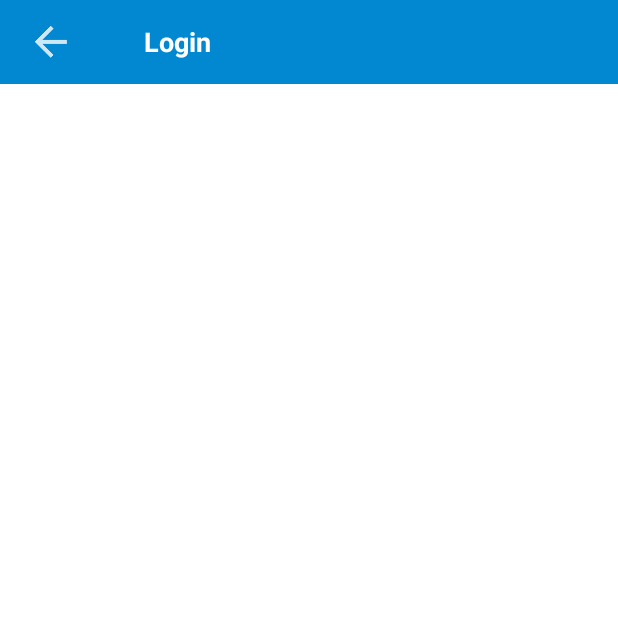
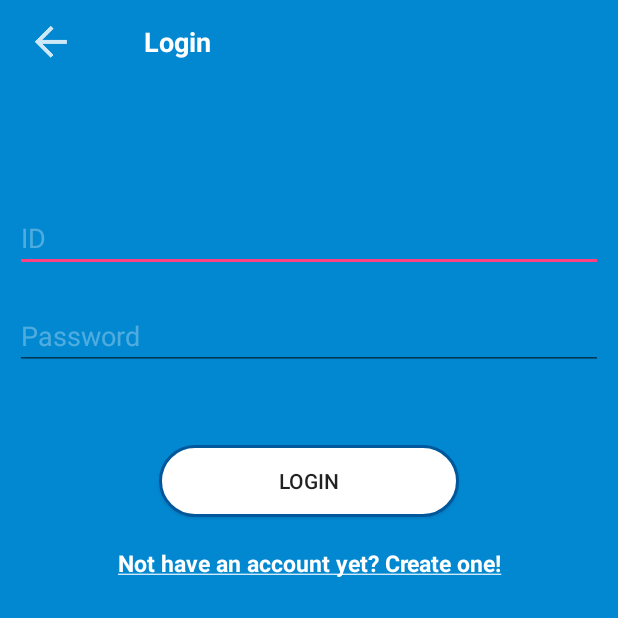
Before and after one commit to Kun112/PassKeeper, an Android app: the screen it shows after launch (LoginActivity), after a tap on "LOGIN BY ACCOUNT", on a phone screen of 412 x 824 dp, the top half of it. Run offline under Robolectric (Android 15) with nearby library versions, the phone set to English and light mode, and no system bars; our stand-ins replace ButterKnife.

Commit message:
add base login screen

```diff
--- a/app/src/main/java/com/anhquanha/passkeeper/view/fragment/BaseFragment.java
+++ b/app/src/main/java/com/anhquanha/passkeeper/view/fragment/BaseFragment.java
@@ -7,6 +7,7 @@ import android.support.annotation.Nullable;
 import android.view.LayoutInflater;
 import android.view.View;
 import android.view.ViewGroup;
+import android.widget.Toast;
 
 import com.anhquanha.passkeeper.util.DialogUtil;
 
@@ -51,5 +52,8 @@ public abstract class BaseFragment extends android.support.v4.app.Fragment {
         DialogUtil.hideProgressDialog();
     }
 
+    public void showToast(String mess){
+        Toast.makeText(context, mess, Toast.LENGTH_SHORT).show();
+    }
 
 }
--- a/app/src/main/java/com/anhquanha/passkeeper/view/fragment/LoginFragment.java
+++ b/app/src/main/java/com/anhquanha/passkeeper/view/fragment/LoginFragment.java
@@ -1,5 +1,8 @@
 package com.anhquanha.passkeeper.view.fragment;
 
+import android.support.annotation.BinderThread;
+import android.widget.Button;
+import android.widget.EditText;
 import android.widget.ImageView;
 import android.widget.TextView;
 
@@ -19,6 +22,17 @@ public class LoginFragment extends BaseFragment{
     ImageView backBtn;
     @BindView(R.id.fragmentNameTv)
     TextView fragmentNameTv;
+    @BindView(R.id.idUserTv)
+    EditText idTv;
+    @BindView(R.id.passwordTv)
+    EditText passwordTv;
+    @BindView(R.id.login_accept_btn)
+    Button loginBtn;
+    @BindView(R.id.create_account_tv)
+    TextView createAccountTv;
+
+    String id = "";
+    String password = "";
 
     public static LoginFragment newInstance() {
         return new LoginFragment();
@@ -36,6 +50,23 @@ public class LoginFragment extends BaseFragment{
             if(context instanceof LoginActivity)
                 ((LoginActivity) context).onBackPressed();
         });
+
+        loginBtn.setOnClickListener(v->{
+            id = idTv.getText().toString();
+            password = passwordTv.getText().toString();
+            if(id.equals("") || password.equals("")){
+                if(id.equals("")){
+                    idTv.setError(context.getResources().getString(R.string.blank_id_error));
+                }
+                if(password.equals("")){
+                    passwordTv.setError(context.getResources().getString(R.string.blank_pass_error));
+                }
+                return;
+            }
+            showToast("Login success!");
+
+        });
+
     }
 
     @Override
--- a/app/src/main/res/layout/login_fragment_layout.xml
+++ b/app/src/main/res/layout/login_fragment_layout.xml
@@ -2,10 +2,55 @@
 <LinearLayout
     xmlns:android="http://schemas.android.com/apk/res/android"
     android:layout_width="match_parent"
-    android:background="#fff"
+    android:orientation="vertical"
+    android:background="@color/colorPrimary"
     android:layout_height="match_parent">
 
     <include layout="@layout/toolbar_fragment_layout"/>
 
 
+    <EditText
+        android:id="@+id/idUserTv"
+        android:hint="@string/id_hint"
+        android:layout_marginTop="80dp"
+        android:layout_marginLeft="10dp"
+        android:maxLines="1"
+        android:textColorHint="#4DFFFFFF"
+        android:layout_marginRight="10dp"
+        android:textColor="#fff"
+        android:layout_width="match_parent"
+        android:layout_height="wrap_content" />
+    <requestFocus/>
+    <EditText
+        android:id="@+id/passwordTv"
+        android:hint="@string/password_hint"
+        android:layout_marginTop="20dp"
+        android:maxLines="1"
+        android:textColorHint="#4DFFFFFF"
+        android:inputType="textPassword"
+        android:layout_marginLeft="10dp"
+        android:layout_marginRight="10dp"
+        android:textColor="#fff"
+        android:layout_width="match_parent"
+        android:layout_height="wrap_content" />
+
+    <Button
+        android:id="@+id/login_accept_btn"
+        android:text="Login"
+        android:layout_marginTop="50dp"
+        android:layout_gravity="center_horizontal"
+        android:background="@drawable/login_button_background"
+        android:layout_width="200dp"
+        android:layout_height="wrap_content" />
+    <TextView
+        android:id="@+id/create_account_tv"
+        android:text="@string/create_new_account_text"
+        android:textSize="15sp"
+        android:textStyle="bold"
+        android:textColor="#fff"
+        android:gravity="center"
+        android:layout_marginTop="20dp"
+        android:layout_width="match_parent"
+        android:layout_height="wrap_content" />
+
 </LinearLayout>
--- a/app/src/main/res/values/strings.xml
+++ b/app/src/main/res/values/strings.xml
@@ -2,4 +2,10 @@
     <string name="app_name">PassKeeper</string>
     <string name="welcome_text">Welcome to PassKeeper</string>
     <string name="login">Login</string>
+    <string name="user_name_hint">User name</string>
+    <string name="id_hint">ID</string>
+    <string name="password_hint">Password</string>
+    <string name="create_new_account_text"><u>Not have an account yet? Create one!</u></string>
+    <string name="blank_id_error">The id field can not be blank.</string>
+    <string name="blank_pass_error">The password field can not be blank.</string>
 </resources>
```
